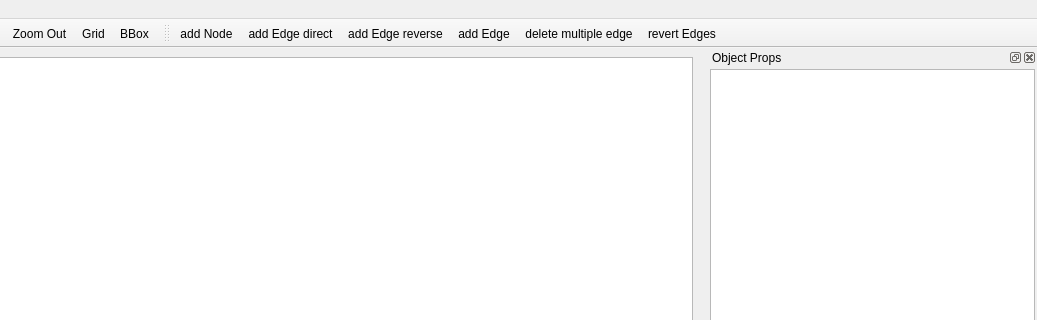
Old version of the form StorageMapDesigner/mainwindow.ui in the repository break11/AutoStorage; both pictures show x 143 to 1180 and y 0 to 320 of the 1180 by 851 pixel window.
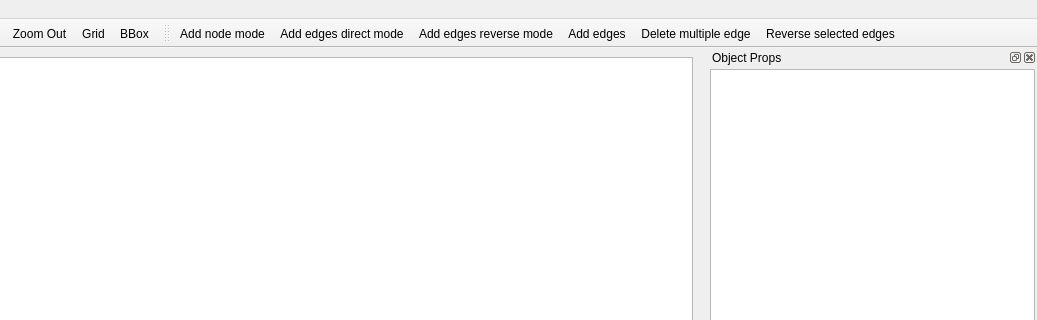
New version of the form. Icons and pictures are not drawn.

```diff
--- a/StorageMapDesigner/mainwindow.ui
+++ b/StorageMapDesigner/mainwindow.ui
@@ -85,7 +85,11 @@
      <string>Graph Edit</string>
     </property>
     <addaction name="acAddNode"/>
+    <addaction name="acAddEdge_direct"/>
+    <addaction name="acAddEdge_reverse"/>
     <addaction name="acAddEdge"/>
+    <addaction name="acDelMultiEdge"/>
+    <addaction name="acReverseEdges"/>
    </widget>
    <addaction name="menuFile"/>
    <addaction name="menuView"/>
@@ -129,7 +133,7 @@
    <addaction name="acAddEdge_reverse"/>
    <addaction name="acAddEdge"/>
    <addaction name="acDelMultiEdge"/>
-   <addaction name="acRevertEdge"/>
+   <addaction name="acReverseEdges"/>
   </widget>
   <widget class="QDockWidget" name="dkObjectProps">
    <property name="windowTitle">
@@ -296,7 +300,10 @@
      <normaloff>:/images/add_node.png</normaloff>:/images/add_node.png</iconset>
    </property>
    <property name="text">
-    <string>add Node</string>
+    <string>Add node mode</string>
+   </property>
+   <property name="toolTip">
+    <string>Add node mode</string>
    </property>
   </action>
   <action name="acAddEdge">
@@ -305,7 +312,10 @@
      <normaloff>:/images/add_edge.png</normaloff>:/images/add_edge.png</iconset>
    </property>
    <property name="text">
-    <string>add Edge</string>
+    <string>Add edges</string>
+   </property>
+   <property name="toolTip">
+    <string>Add edges for selected nodes</string>
    </property>
   </action>
   <action name="acAddEdge_direct">
@@ -318,7 +328,7 @@
      <normalon>:/images/add_edge_1-2.png</normalon>:/images/add_edge_1-2_off.png</iconset>
    </property>
    <property name="text">
-    <string>add Edge direct</string>
+    <string>Add edges direct mode</string>
    </property>
    <property name="toolTip">
     <string>Add edges in a direct order (1 --&gt; 2)</string>
@@ -334,7 +344,7 @@
      <normalon>:/images/add_edge_2-1.png</normalon>:/images/add_edge_2-1_off.png</iconset>
    </property>
    <property name="text">
-    <string>add Edge reverse</string>
+    <string>Add edges reverse mode</string>
    </property>
    <property name="toolTip">
     <string>Add edges in a reverse order (1 &lt;-- 2)</string>
@@ -346,22 +356,22 @@
      <normaloff>:/images/del_edge.png</normaloff>:/images/del_edge.png</iconset>
    </property>
    <property name="text">
-    <string>delete multiple edge</string>
+    <string>Delete multiple edge</string>
    </property>
    <property name="toolTip">
-    <string>delete multiple edge</string>
+    <string>Delete multiple edge</string>
    </property>
   </action>
-  <action name="acRevertEdge">
+  <action name="acReverseEdges">
    <property name="icon">
     <iconset resource="images.qrc">
-     <normaloff>:/images/revert_edge.png</normaloff>:/images/revert_edge.png</iconset>
+     <normaloff>:/images/reverse_edge.png</normaloff>:/images/reverse_edge.png</iconset>
    </property>
    <property name="text">
-    <string>revert Edges</string>
+    <string>Reverse selected edges</string>
    </property>
    <property name="toolTip">
-    <string>revert Edge</string>
+    <string>Reverse selected edges</string>
    </property>
   </action>
  </widget>
```
